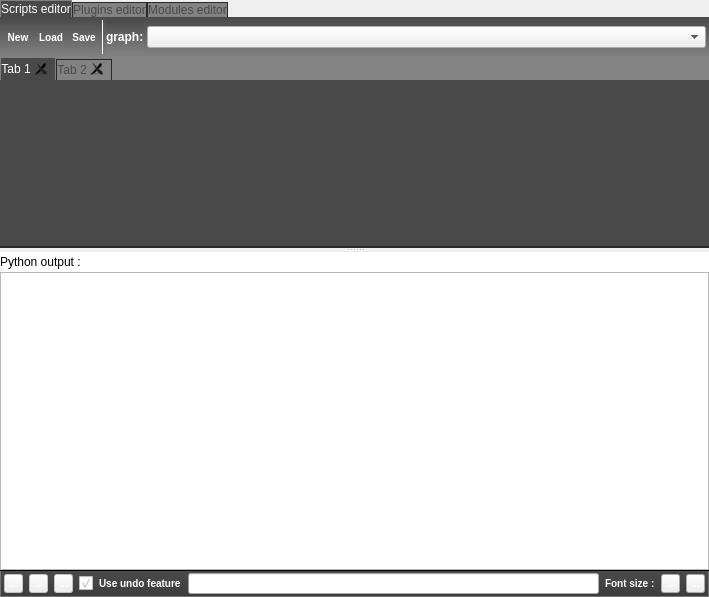
First picture: the form in library/tulip-python/designer/PythonIDE.ui, repository Tulip-Dev/tulip, before the edit.
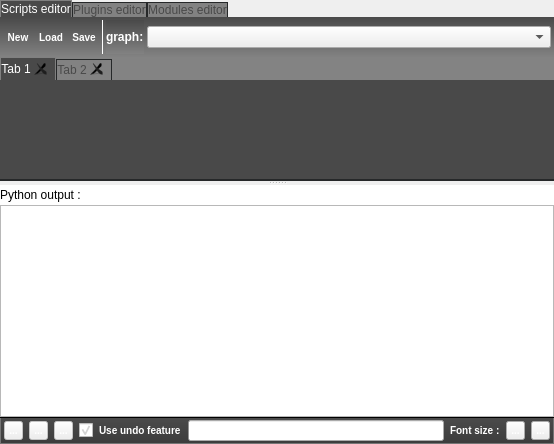
Second picture: the form after the edit. Icons and pictures are not drawn. Custom widgets are drawn as their Qt base class.

Commit message: fix size policy issue for Python IDE (on CentOS the full height of the IDE dialog was not used)

Diff of the .ui file:
```diff
--- a/library/tulip-python/designer/PythonIDE.ui
+++ b/library/tulip-python/designer/PythonIDE.ui
@@ -6,8 +6,8 @@
    <rect>
     <x>0</x>
     <y>0</y>
-    <width>709</width>
-    <height>597</height>
+    <width>554</width>
+    <height>444</height>
    </rect>
   </property>
   <property name="maximumSize">
@@ -1150,6 +1150,12 @@
    </item>
    <item>
     <widget class="QStackedWidget" name="stackedWidget">
+     <property name="sizePolicy">
+      <sizepolicy hsizetype="Preferred" vsizetype="Maximum">
+       <horstretch>0</horstretch>
+       <verstretch>0</verstretch>
+      </sizepolicy>
+     </property>
      <property name="minimumSize">
       <size>
        <width>0</width>
```
